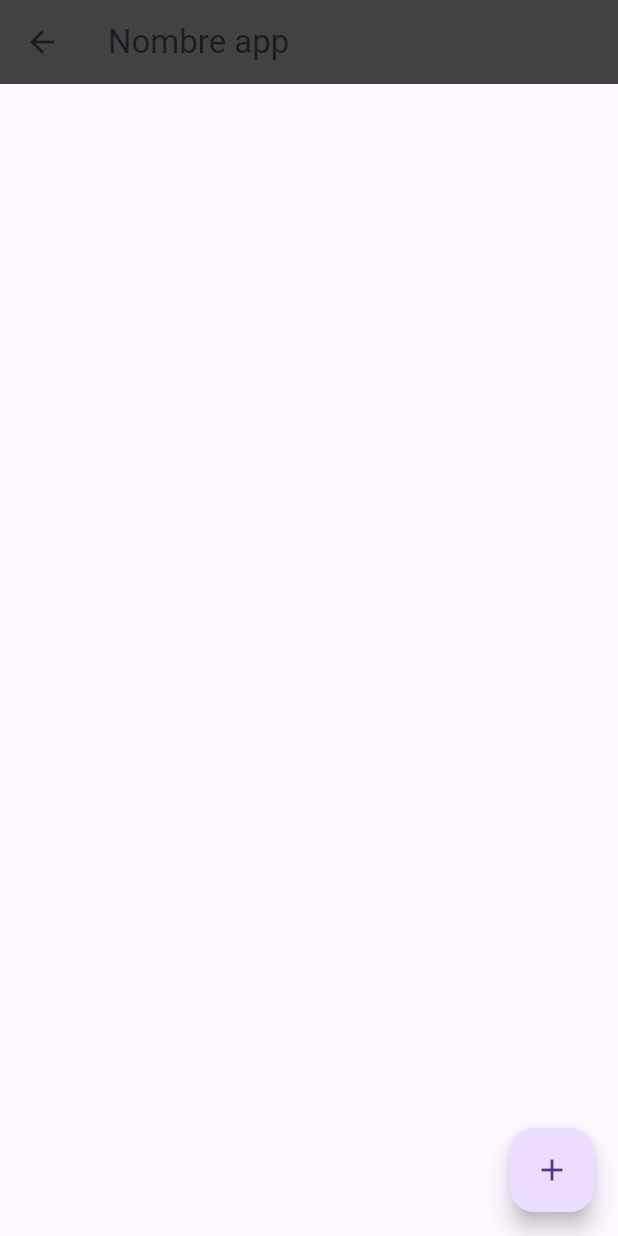
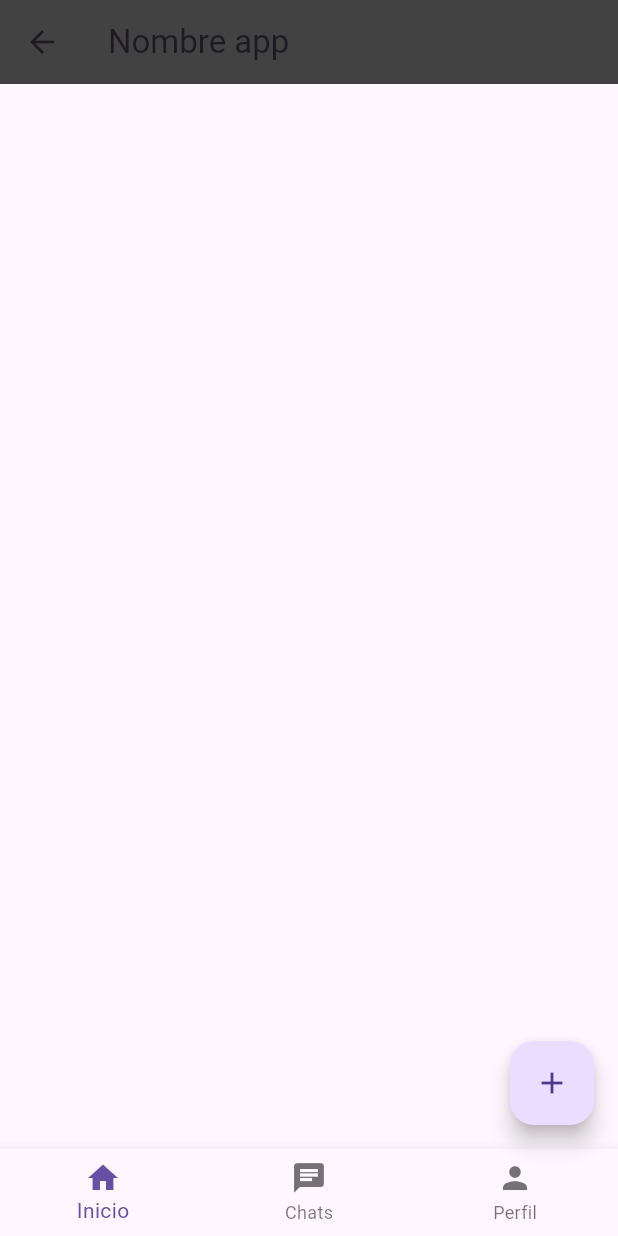
Before and after one commit to Estelamg/ProyectoIHM, a Flutter app: the PaginaPrincipal screen opened by its route, on a phone screen of 412 x 824 dp. Run offline on Flutter 3.47's test engine with Material 3 defaults, Android fonts, the phone set to English and light mode, and no system bars; our stand-ins replace image_picker.

```diff
--- a/aplicacion_flutter/lib/pagina_principal.dart
+++ b/aplicacion_flutter/lib/pagina_principal.dart
@@ -2,6 +2,8 @@ import 'package:flutter/material.dart';
 import 'dart:io';
 import 'producto_detalle.dart';
 import 'subir_producto_stateless.dart';
+import 'perfil.dart';
+import 'chat_screen.dart';
 
 class PaginaPrincipal extends StatefulWidget {
   const PaginaPrincipal({super.key});
@@ -12,6 +14,27 @@ class PaginaPrincipal extends StatefulWidget {
 
 class _PaginaPrincipalState extends State<PaginaPrincipal> {
   List<Map<String, dynamic>> productos = [];
+  int _selectedIndex = 0;
+
+  void _onItemTapped(int index) {
+    setState(() {
+      _selectedIndex = index;
+    });
+
+    if (index == 1) {
+      // Navegar a la pantalla de chats
+      Navigator.push(
+        context,
+        MaterialPageRoute(builder: (context) => const ChatScreen()),
+      );
+    } else if (index == 2) {
+      // Navegar a la pantalla del perfil
+      Navigator.push(
+        context,
+        MaterialPageRoute(builder: (context) => const PerfilScreen()),
+      );
+    }
+  }
 
   @override
   Widget build(BuildContext context) {
@@ -74,6 +97,24 @@ class _PaginaPrincipalState extends State<PaginaPrincipal> {
         },
         child: const Icon(Icons.add),
       ),
+      bottomNavigationBar: BottomNavigationBar(
+        items: const [
+          BottomNavigationBarItem(
+            icon: Icon(Icons.home),
+            label: 'Inicio',
+          ),
+          BottomNavigationBarItem(
+            icon: Icon(Icons.chat),
+            label: 'Chats',
+          ),
+          BottomNavigationBarItem(
+            icon: Icon(Icons.person),
+            label: 'Perfil',
+          ),
+        ],
+        currentIndex: _selectedIndex,
+        onTap: _onItemTapped,
+      ),
     );
   }
 }
```
